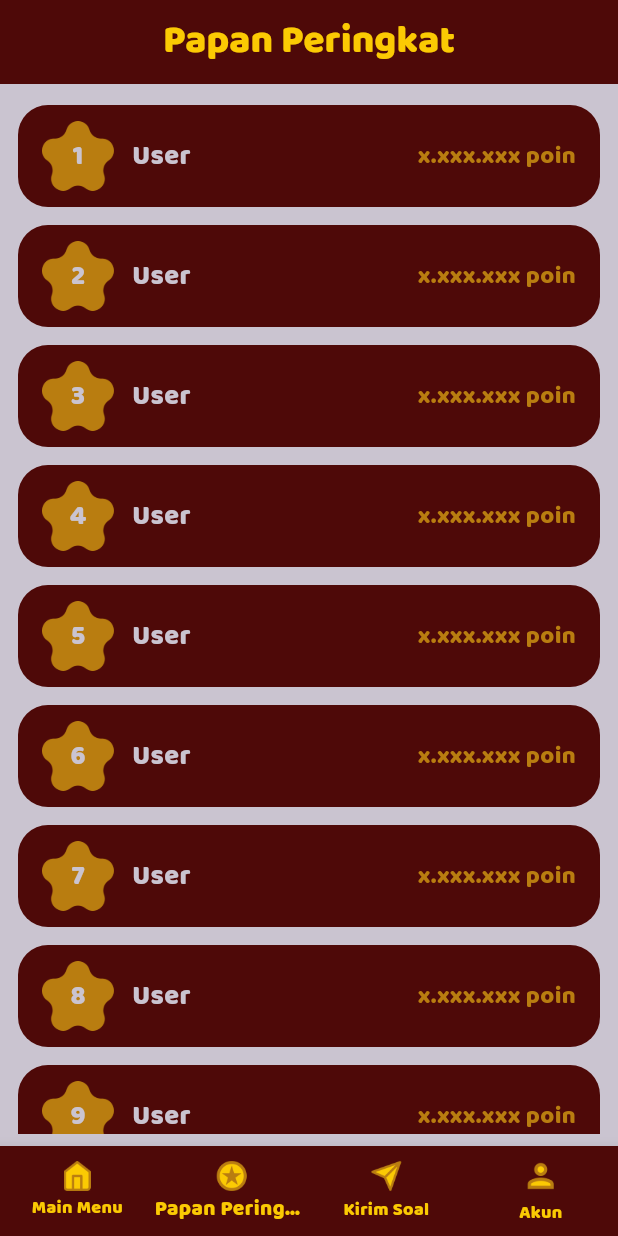
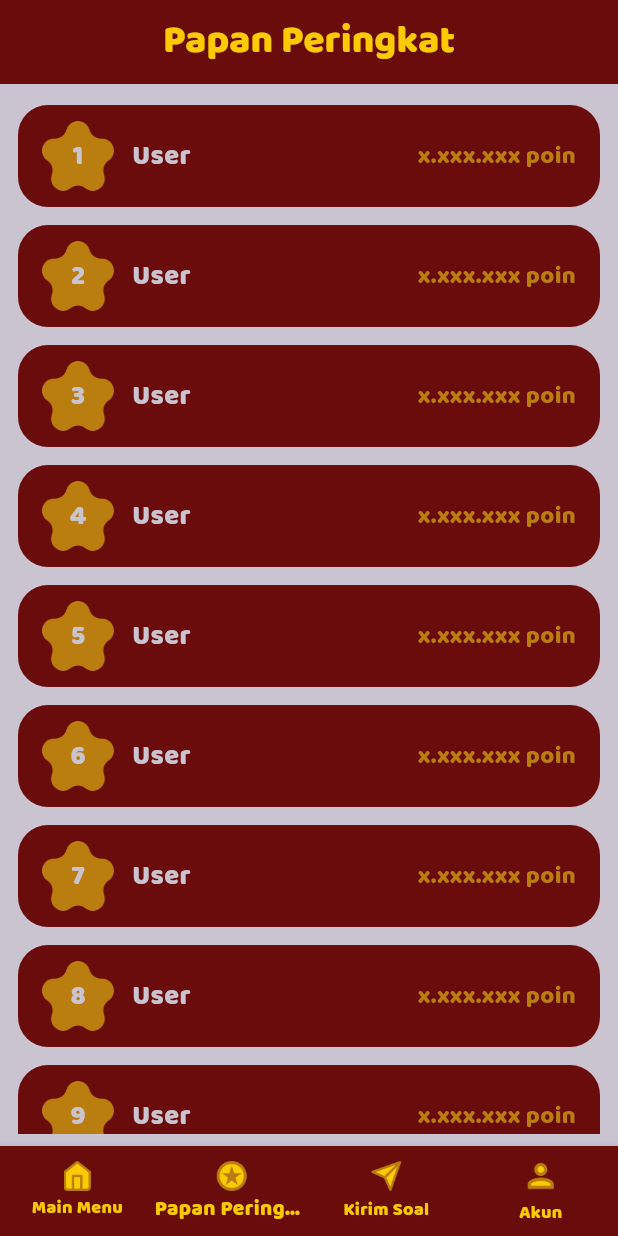
Before and after one commit to AlphaIsYour/iqnock, a Flutter app: the screen it shows after launch, on a phone screen of 412 x 824 dp. Run offline on Flutter 3.47's test engine with Material 3 defaults, Android fonts, the phone set to English and light mode, and no system bars.

Commit message:
setting warna

```diff
--- a/lib/presentation/screens/leaderboard/leaderboard_screen.dart
+++ b/lib/presentation/screens/leaderboard/leaderboard_screen.dart
@@ -23,7 +23,7 @@ class LeaderboardScreen extends StatelessWidget {
     return Scaffold(
       backgroundColor: AppColors.lightGrey,
       appBar: AppBar(
-        backgroundColor: AppColors.maroonDark,
+        backgroundColor: AppColors.maroon,
         centerTitle: true,
         title: const Text("Papan Peringkat", style: AppText.heading),
       ),
@@ -39,7 +39,7 @@ class LeaderboardScreen extends StatelessWidget {
               padding: const EdgeInsets.symmetric(horizontal: 12, vertical: 6),
               child: Container(
                 decoration: BoxDecoration(
-                  color: isUser ? AppColors.red : AppColors.maroonDark,
+                  color: isUser ? AppColors.red : AppColors.maroon,
                   borderRadius: BorderRadius.circular(20),
                 ),
                 padding: const EdgeInsets.symmetric(
@@ -119,7 +119,7 @@ class LeaderboardScreen extends StatelessWidget {
       ),
       bottomNavigationBar: BottomNavigationBar(
         type: BottomNavigationBarType.fixed,
-        backgroundColor: AppColors.maroonDark,
+        backgroundColor: AppColors.maroon,
         selectedItemColor: AppColors.gold,
         unselectedItemColor: AppColors.gold,
         currentIndex: 1, // posisi aktif di "Papan Peringkat"
```
